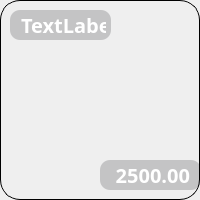
Qt form POS_Application/src/ui/pos/productselectionbutton.ui (Svndda/POS) before a commit.
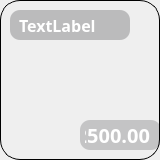
The same form after that commit.

Diff of the .ui file:
```diff
--- a/POS_Application/src/ui/pos/productselectionbutton.ui
+++ b/POS_Application/src/ui/pos/productselectionbutton.ui
@@ -6,8 +6,8 @@
    <rect>
     <x>0</x>
     <y>0</y>
-    <width>200</width>
-    <height>200</height>
+    <width>160</width>
+    <height>160</height>
    </rect>
   </property>
   <property name="sizePolicy">
@@ -18,14 +18,14 @@
   </property>
   <property name="minimumSize">
    <size>
-    <width>200</width>
-    <height>200</height>
+    <width>160</width>
+    <height>160</height>
    </size>
   </property>
   <property name="maximumSize">
    <size>
-    <width>200</width>
-    <height>200</height>
+    <width>160</width>
+    <height>160</height>
    </size>
   </property>
   <property name="windowTitle">
@@ -41,8 +41,8 @@
     <rect>
      <x>0</x>
      <y>0</y>
-     <width>200</width>
-     <height>200</height>
+     <width>160</width>
+     <height>160</height>
     </rect>
    </property>
    <property name="sizePolicy">
@@ -53,14 +53,14 @@
    </property>
    <property name="minimumSize">
     <size>
-     <width>200</width>
-     <height>200</height>
+     <width>160</width>
+     <height>160</height>
     </size>
    </property>
    <property name="maximumSize">
     <size>
-     <width>200</width>
-     <height>200</height>
+     <width>160</width>
+     <height>160</height>
     </size>
    </property>
    <property name="font">
@@ -120,7 +120,7 @@
     <rect>
      <x>10</x>
      <y>10</y>
-     <width>101</width>
+     <width>120</width>
      <height>30</height>
     </rect>
    </property>
@@ -130,16 +130,22 @@
      <verstretch>0</verstretch>
     </sizepolicy>
    </property>
+   <property name="minimumSize">
+    <size>
+     <width>120</width>
+     <height>0</height>
+    </size>
+   </property>
    <property name="maximumSize">
     <size>
      <width>180</width>
-     <height>60</height>
+     <height>80</height>
     </size>
    </property>
    <property name="font">
     <font>
      <family>Segoe UI Variable</family>
-     <pointsize>15</pointsize>
+     <pointsize>12</pointsize>
      <bold>true</bold>
     </font>
    </property>
@@ -147,7 +153,7 @@
     <string notr="true">QLabel {
  border:none;
  border-radius: 10px;
- background-color: rgba(18, 18, 23, 50);
+ background-color: rgba(18, 18, 23, 60);
  color: white;
  padding-left: 5px;
  padding-right: 5px;
@@ -172,9 +178,9 @@
   <widget class="QLabel" name="price_label">
    <property name="geometry">
     <rect>
-     <x>100</x>
-     <y>160</y>
-     <width>101</width>
+     <x>80</x>
+     <y>120</y>
+     <width>81</width>
      <height>30</height>
     </rect>
    </property>
```
